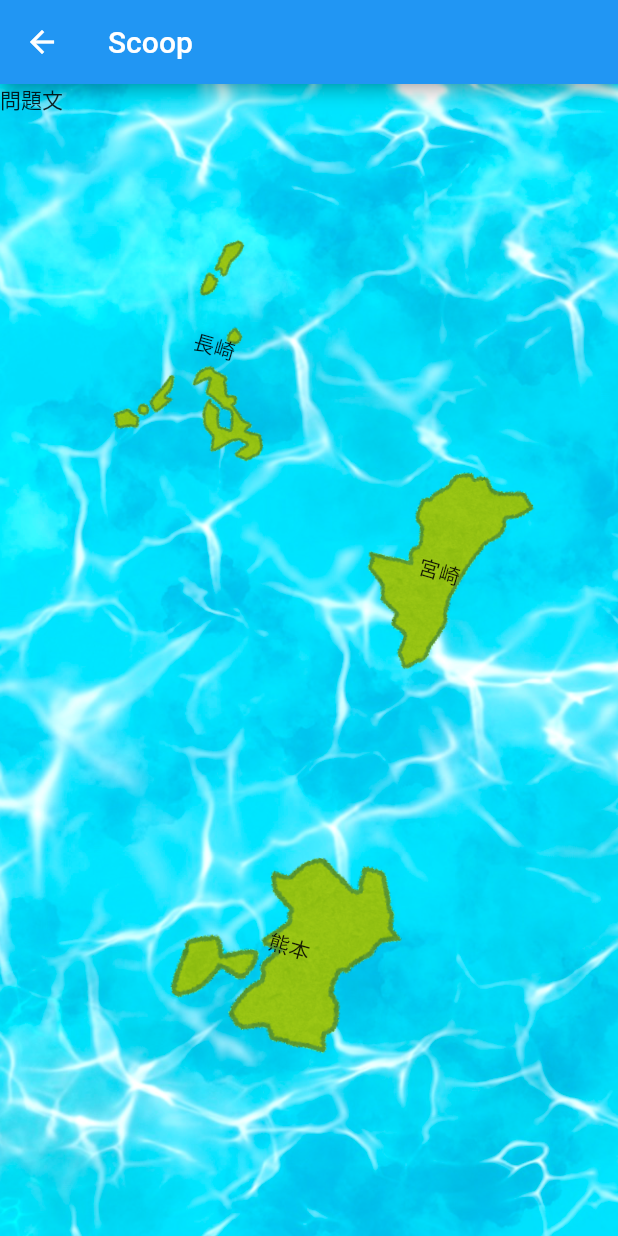
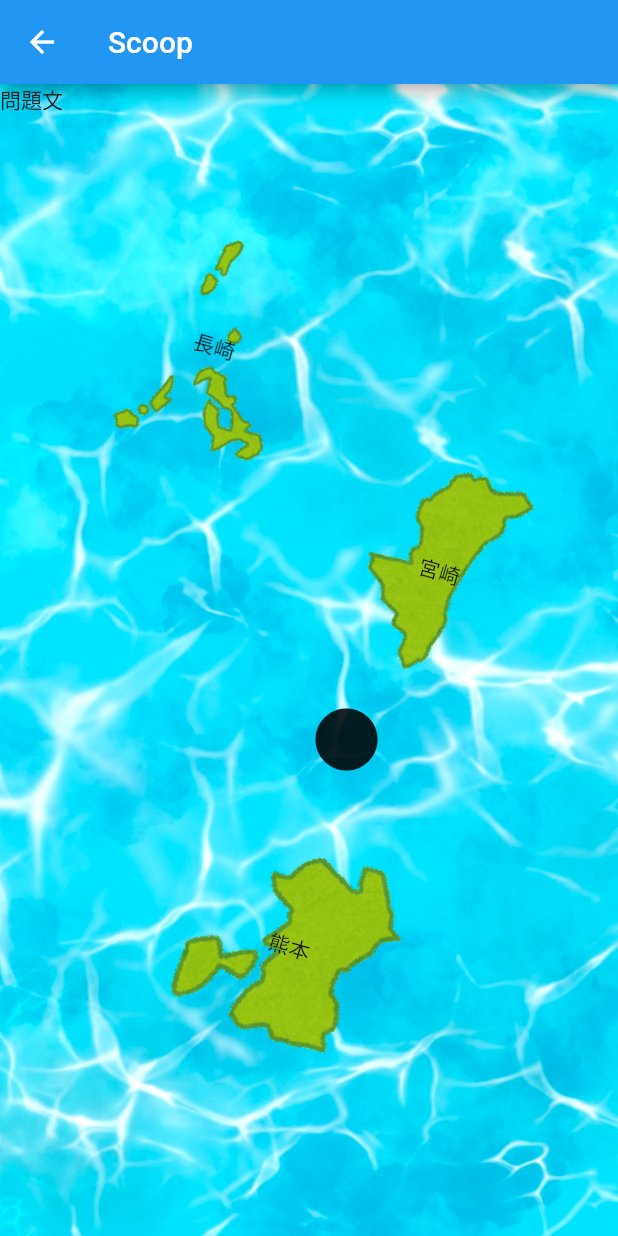
Before and after one commit to Taiyou3014/spajam2023, a Flutter app: the Scoop screen opened directly, on a phone screen of 412 x 824 dp. Run offline on Flutter 3.47's test engine with Material 2 defaults, Android fonts, the phone set to English and light mode, and no system bars; our stand-ins replace firebase_core, sensors; accounts and stored records are empty.

Commit message:
[fix] scoop.dart

```diff
--- a/lib/scoop.dart
+++ b/lib/scoop.dart
@@ -28,7 +28,7 @@ class _ScoopState extends State<Scoop> with SingleTickerProviderStateMixin {
   double x = 0;
   double y = 0;
   double z = 0;
-  double? _deviceWidth,_deviceHeight;
+  double? _deviceWidth, _deviceHeight;
   double? _circle_x, _circle_y;
 
   bool hit = false;
@@ -105,8 +105,8 @@ class _ScoopState extends State<Scoop> with SingleTickerProviderStateMixin {
   Widget build(BuildContext context) {
     _deviceHeight = MediaQuery.of(context).size.height;
     _deviceWidth = MediaQuery.of(context).size.width;
-    _circle_x = MediaQuery.of(context).size.width / 2 + 25;
-    _circle_y = MediaQuery.of(context).size.height / 2 + 25;
+    _circle_x = MediaQuery.of(context).size.width / 2;
+    _circle_y = MediaQuery.of(context).size.height / 2;
     if(!hit){
       return Scaffold(
       appBar: AppBar(title: const Text("Scoop")),
@@ -184,9 +184,9 @@ class _ScoopState extends State<Scoop> with SingleTickerProviderStateMixin {
                 ),
               ),
               Positioned(
-                top: _circle_x ! + x,
-                left: _circle_y! - y,
-                child: Icon(Icons.circle,size:50.0),
+                left: _circle_x! + x,
+                top:  _circle_y! - y,
+                child: Icon(Icons.circle, size: 50.0),
               ),
             ],
           );
```
